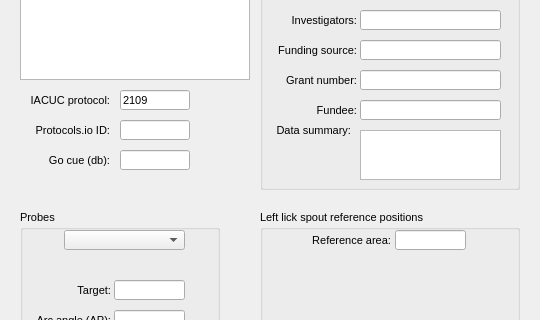
Above: src/foraging_gui/MetaData.ui from AllenNeuralDynamics/dynamic-foraging-task before the change; both pictures show x 0 to 540 and y 130 to 450 of the 540 by 680 pixel window. Below: the same form after it.
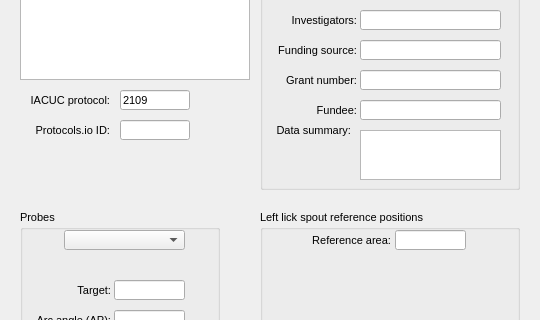
That is the form after the change.

Commit message: removing Go Cue Decibel from metadata dialog

```diff
--- a/src/foraging_gui/MetaData.ui
+++ b/src/foraging_gui/MetaData.ui
@@ -1162,50 +1162,6 @@
     </property>
    </widget>
   </widget>
-  <widget class="QLabel" name="label_83">
-   <property name="geometry">
-    <rect>
-     <x>20</x>
-     <y>280</y>
-     <width>90</width>
-     <height>20</height>
-    </rect>
-   </property>
-   <property name="sizePolicy">
-    <sizepolicy hsizetype="Expanding" vsizetype="Expanding">
-     <horstretch>0</horstretch>
-     <verstretch>0</verstretch>
-    </sizepolicy>
-   </property>
-   <property name="text">
-    <string>Go cue (db):</string>
-   </property>
-   <property name="textFormat">
-    <enum>Qt::AutoText</enum>
-   </property>
-   <property name="alignment">
-    <set>Qt::AlignRight|Qt::AlignTrailing|Qt::AlignVCenter</set>
-   </property>
-  </widget>
-  <widget class="QLineEdit" name="GoCueDecibel">
-   <property name="geometry">
-    <rect>
-     <x>120</x>
-     <y>280</y>
-     <width>70</width>
-     <height>20</height>
-    </rect>
-   </property>
-   <property name="sizePolicy">
-    <sizepolicy hsizetype="Expanding" vsizetype="Expanding">
-     <horstretch>0</horstretch>
-     <verstretch>0</verstretch>
-    </sizepolicy>
-   </property>
-   <property name="text">
-    <string/>
-   </property>
-  </widget>
   <widget class="QGroupBox" name="groupBox">
    <property name="geometry">
     <rect>
```
The commit also changes 2 other files.
